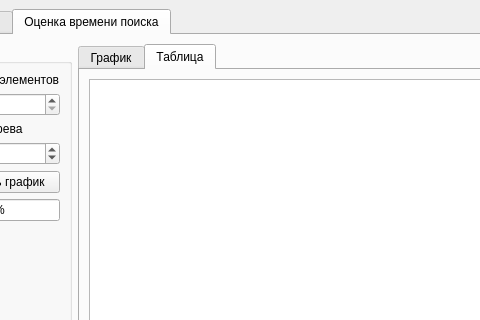
Above: ui/ui/MainForm.ui from AquaUseful/struct_algs_coursework before the change; both pictures show x 100 to 580 and y 0 to 320 of the 800 by 513 pixel window. Below: the same form after it.
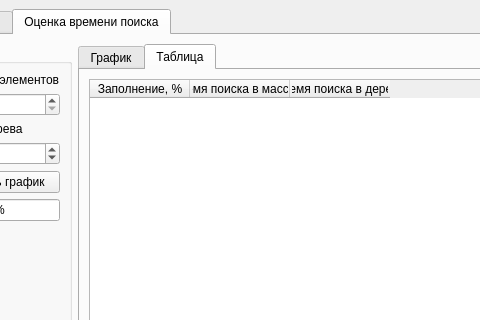
That is the form after the change. The open tabs and pages were chosen to show the change. Custom widgets are drawn as their Qt base class.

Commit message: fix: Add table for results

The edit to the form file:
```diff
--- a/ui/ui/MainForm.ui
+++ b/ui/ui/MainForm.ui
@@ -391,7 +391,32 @@
            </attribute>
            <layout class="QVBoxLayout" name="verticalLayout_6">
             <item>
-             <widget class="QTableWidget" name="tableWidget"/>
+             <widget class="QTableWidget" name="tableWidget">
+              <attribute name="horizontalHeaderCascadingSectionResizes">
+               <bool>false</bool>
+              </attribute>
+              <attribute name="horizontalHeaderShowSortIndicator" stdset="0">
+               <bool>false</bool>
+              </attribute>
+              <attribute name="horizontalHeaderStretchLastSection">
+               <bool>false</bool>
+              </attribute>
+              <column>
+               <property name="text">
+                <string>Заполнение, %</string>
+               </property>
+              </column>
+              <column>
+               <property name="text">
+                <string>Время поиска в массиве</string>
+               </property>
+              </column>
+              <column>
+               <property name="text">
+                <string>Время поиска в дереве</string>
+               </property>
+              </column>
+             </widget>
             </item>
            </layout>
           </widget>
```
Left out of the diff: 4 changed lines with no effect on the pictures.
